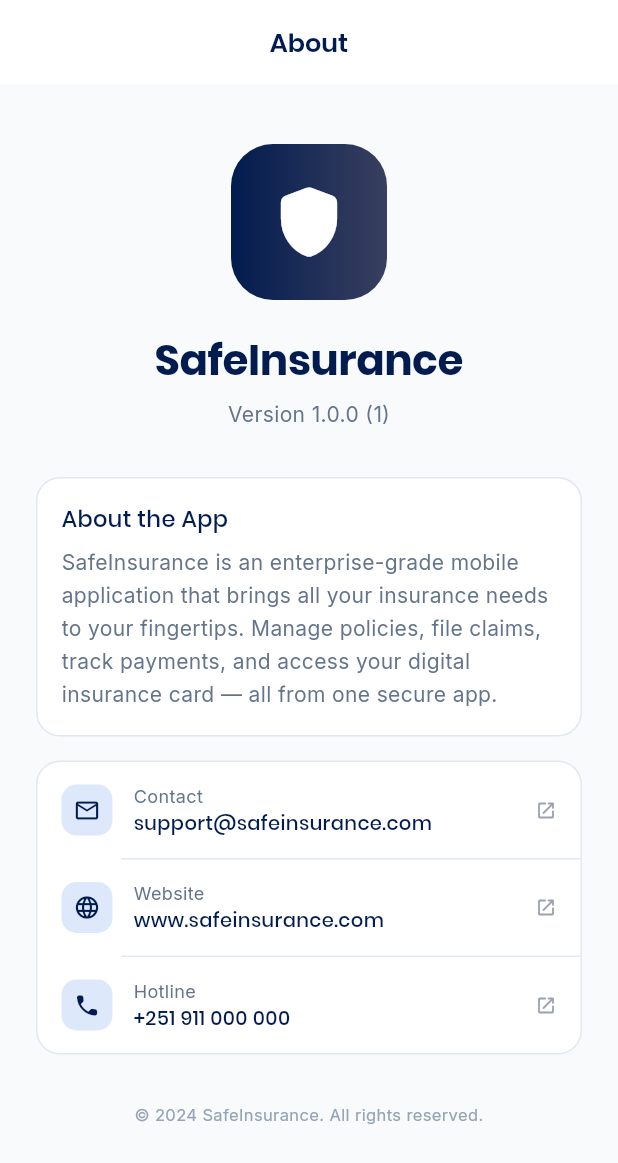
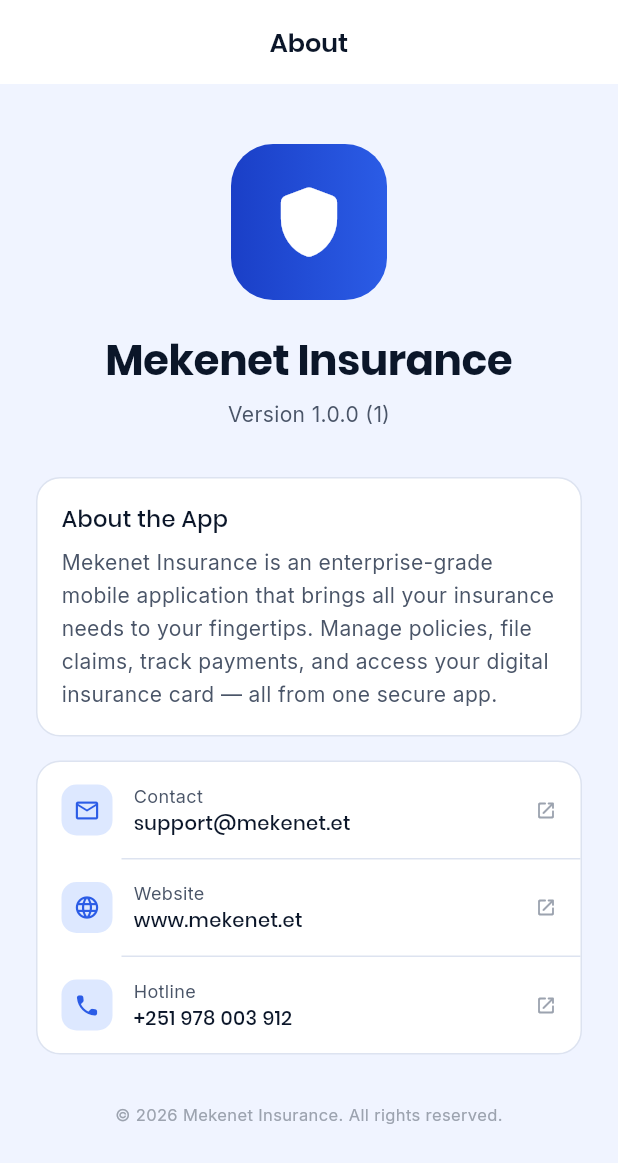
Before and after one commit to tesfish2012/mekenet-App, a Flutter app: the AboutPage screen opened by its route, on a phone screen of 412 x 824 dp. Shown: the top 1163 px of the screen. Run offline on Flutter 3.47's test engine with Material 3 defaults, Android fonts, the phone set to English and light mode, and no system bars; our stand-ins replace cached_network_image, connectivity_plus, dartz, dio, easy_localization, equatable and 18 more; accounts and stored records are empty.

Commit message:
updates in branding

```diff
--- a/lib/core/constants/app_constants.dart
+++ b/lib/core/constants/app_constants.dart
@@ -5,7 +5,7 @@ class AppConstants {
   // App Info
   static const String appName = 'Mekenet Insurance';
   static const String appVersion = '1.0.0';
-  static const String packageName = 'com.safeinsurance.mobile';
+  static const String packageName = 'com.mekenetinsurance.mobile';
   static const String logoAsset = 'assets/images/logo.jpg';
   static const String appTagline = 'Your Insurance Partner';
 
--- a/lib/core/network/token_refresh_service.dart
+++ b/lib/core/network/token_refresh_service.dart
@@ -4,7 +4,9 @@ import '../constants/app_constants.dart';
 import '../storage/secure_storage_service.dart';
 
 /// Handles access token renewal using the stored refresh token.
-/// NOTE: The SafeInsurance backend currently uses long-lived tokens.
+/// NOTE: The
+///
+/// backend currently uses long-lived tokens.
 /// This service is a placeholder that clears tokens on 401.
 /// Update this when the backend exposes a /auth/refresh endpoint.
 @lazySingleton
--- a/lib/features/authentication/data/datasources/auth_remote_datasource.dart
+++ b/lib/features/authentication/data/datasources/auth_remote_datasource.dart
@@ -132,7 +132,7 @@ class AuthRemoteDataSourceImpl implements AuthRemoteDataSource {
 
     developer.log(
       buffer.toString(),
-      name: 'SafeInsurance.Auth',
+      name: 'MekenetInsurance.Auth',
       level: 800,
     );
   }
--- a/lib/features/policies/presentation/pages/digital_card_page.dart
+++ b/lib/features/policies/presentation/pages/digital_card_page.dart
@@ -69,7 +69,7 @@ class DigitalCardPage extends ConsumerWidget {
                           children: [
                             const Icon(Icons.shield_rounded, color: Colors.white, size: 36),
                             Text(
-                              'SafeInsurance',
+                              'Mekenet Insurance',
                               style: AppTextStyles.titleMedium.copyWith(
                                 color: Colors.white.withOpacity(0.9),
                               ),
--- a/lib/main.dart
+++ b/lib/main.dart
@@ -46,14 +46,14 @@ Future<void> main() async {
       path: 'assets/translations',
       fallbackLocale: const Locale('en'),
       child: const ProviderScope(
-        child: SafeInsuranceApp(),
+        child: MekenetinsuranceApp(),
       ),
     ),
   );
 }
 
-class SafeInsuranceApp extends ConsumerWidget {
-  const SafeInsuranceApp({super.key});
+class MekenetinsuranceApp extends ConsumerWidget {
+  const MekenetinsuranceApp({super.key});
 
   @override
   Widget build(BuildContext context, WidgetRef ref) {
@@ -67,7 +67,7 @@ class SafeInsuranceApp extends ConsumerWidget {
       splitScreenMode: true,
       builder: (context, child) {
         return MaterialApp.router(
-          title: 'SafeInsurance',
+          title: 'Mekenet Insurance',
           debugShowCheckedModeBanner: false,
           theme: AppTheme.light,
           darkTheme: AppTheme.dark,
--- a/lib/shared/pages/about_page.dart
+++ b/lib/shared/pages/about_page.dart
@@ -32,7 +32,7 @@ class AboutPage extends ConsumerWidget {
             ),
             const SizedBox(height: 20),
             Text(
-              'SafeInsurance',
+              'Mekenet Insurance',
               style: AppTextStyles.displayMedium,
             ),
             const SizedBox(height: 6),
@@ -54,7 +54,7 @@ class AboutPage extends ConsumerWidget {
                   Text('About the App', style: AppTextStyles.titleMedium),
                   const SizedBox(height: 8),
                   Text(
-                    'SafeInsurance is an enterprise-grade mobile application that brings '
+                    'Mekenet Insurance is an enterprise-grade mobile application that brings '
                     'all your insurance needs to your fingertips. Manage policies, file '
                     'claims, track payments, and access your digital insurance card — '
                     'all from one secure app.',
@@ -72,29 +72,29 @@ class AboutPage extends ConsumerWidget {
                   _AboutTile(
                     icon: Icons.email_outlined,
                     label: 'Contact',
-                    value: 'support@safeinsurance.com',
-                    onTap: () => _launch('mailto:support@safeinsurance.com'),
+                    value: 'support@mekenet.et',
+                    onTap: () => _launch('mailto:support@mekenet.et'),
                   ),
                   const Divider(height: 1, indent: 56),
                   _AboutTile(
                     icon: Icons.language_rounded,
                     label: 'Website',
-                    value: 'www.safeinsurance.com',
-                    onTap: () => _launch('https://safeinsurance.com'),
+                    value: 'www.mekenet.et',
+                    onTap: () => _launch('https://mekenet.et'),
                   ),
                   const Divider(height: 1, indent: 56),
                   _AboutTile(
                     icon: Icons.phone_rounded,
                     label: 'Hotline',
-                    value: '+251 911 000 000',
-                    onTap: () => _launch('tel:+251911000000'),
+                    value: '+251 978 003 912',
+                    onTap: () => _launch('tel:+251978003912'),
                   ),
                 ],
               ),
             ),
             const SizedBox(height: 32),
             Text(
-              '© 2024 SafeInsurance. All rights reserved.',
+              '© 2026 Mekenet Insurance. All rights reserved.',
               style: AppTextStyles.caption,
               textAlign: TextAlign.center,
             ),
--- a/lib/shared/pages/privacy_policy_page.dart
+++ b/lib/shared/pages/privacy_policy_page.dart
@@ -17,7 +17,7 @@ class PrivacyPolicyPage extends StatelessWidget {
           children: [
             Text('Privacy Policy', style: AppTextStyles.headlineMedium),
             const SizedBox(height: 4),
-            Text('Last updated: January 1, 2024', style: AppTextStyles.bodySmall),
+            Text('Last updated: September 01, 2026', style: AppTextStyles.bodySmall),
             const SizedBox(height: 24),
             ..._sections.map(
               (s) => Padding(
@@ -66,7 +66,7 @@ class PrivacyPolicyPage extends StatelessWidget {
     ),
     _Section(
       'Contact Us',
-      'If you have questions about this Privacy Policy, please contact us at privacy@safeinsurance.com.',
+      'If you have questions about this Privacy Policy, please contact us at privacy@mekenet.et.',
     ),
   ];
 }
--- a/lib/shared/pages/terms_page.dart
+++ b/lib/shared/pages/terms_page.dart
@@ -17,7 +17,7 @@ class TermsPage extends StatelessWidget {
           children: [
             Text('Terms of Service', style: AppTextStyles.headlineMedium),
             const SizedBox(height: 4),
-            Text('Effective: January 1, 2024', style: AppTextStyles.bodySmall),
+            Text('Effective: September 01, 2026', style: AppTextStyles.bodySmall),
             const SizedBox(height: 24),
             ..._sections.map(
               (s) => Padding(
@@ -46,11 +46,11 @@ class TermsPage extends StatelessWidget {
   static const _sections = [
     _Section(
       'Acceptance of Terms',
-      'By using SafeInsurance, you agree to these Terms of Service. If you do not agree, please do not use the application.',
+      'By using Mekenet Insurance, you agree to these Terms of Service. If you do not agree, please do not use the application.',
     ),
     _Section(
       'Use of Service',
-      'SafeInsurance is an insurance management platform. You agree to use the service only for lawful purposes and in accordance with these terms.',
+      'Mekenet Insurance is an insurance management platform. You agree to use the service only for lawful purposes and in accordance with these terms.',
     ),
     _Section(
       'Account Responsibility',
@@ -58,15 +58,15 @@ class TermsPage extends StatelessWidget {
     ),
     _Section(
       'Insurance Policies',
-      'Insurance policies are subject to their own terms and conditions. SafeInsurance facilitates policy management but is not the insurer.',
+      'Insurance policies are subject to their own terms and conditions. Mekenet Insurance facilitates policy management but is not the insurer.',
     ),
     _Section(
       'Claims Processing',
-      'Claim submissions are reviewed by the insurance company. SafeInsurance facilitates submission but does not guarantee approval.',
+      'Claim submissions are reviewed by the insurance company. Mekenet Insurance facilitates submission but does not guarantee approval.',
     ),
     _Section(
       'Limitation of Liability',
-      'SafeInsurance is not liable for any indirect, incidental, or consequential damages arising from the use of this application.',
+      'Mekenet Insurance is not liable for any indirect, incidental, or consequential damages arising from the use of this application.',
     ),
     _Section(
       'Termination',
--- a/lib/shared/theme/app_colors.dart
+++ b/lib/shared/theme/app_colors.dart
@@ -1,34 +1,37 @@
 import 'package:flutter/material.dart';
 
-/// Brand color palette for SafeInsurance
+/// Brand color palette for Mekenet Insurance
+/// Derived from the app mockup: deep navy background, royal blue primary, gold accent
 class AppColors {
   AppColors._();
 
-  // ── Primary Brand ─────────────────────────────────────────
-  static const Color primary = Color(0xFF021C4F);       // Primary Blue
-  static const Color primaryDark = Color(0xFF081F66);   // Dark Blue
-  static const Color primaryLight = Color(0xFF393F5F);  // Secondary Blue
-  static const Color primaryContainer = Color(0xFFDEE8FB);
+  // ── Primary Brand (Royal Blue) ────────────────────────────
+  static const Color primary = Color(0xFF2B5CE6);        // Royal Blue – main CTA, active cards
+  static const Color primaryDark = Color(0xFF1A3FC7);    // Deeper blue – pressed states
+  static const Color primaryLight = Color(0xFF5B82F0);   // Lighter blue – icons on dark bg
+  static const Color primaryContainer = Color(0xFFDDE8FF); // Soft blue – chip/container bg
 
-  // ── Secondary ─────────────────────────────────────────────
-  static const Color secondary = Color(0xFF393F5F);     // Secondary Blue
-  static const Color secondaryDark = Color(0xFF081F66);
-  static const Color secondaryLight = Color(0xFF4F8FF7);
-  static const Color secondaryContainer = Color(0xFFE0EAFF);
+  // ── Secondary (Navy) ──────────────────────────────────────
+  static const Color secondary = Color(0xFF0B1629);      // Deep Navy – scaffold background
+  static const Color secondaryDark = Color(0xFF060D1A);  // Darkest Navy – bottom sheet bg
+  static const Color secondaryLight = Color(0xFF1A2D4F); // Mid Navy – surface on dark
+  static const Color secondaryContainer = Color(0xFFE8EDF8);
 
-  // ── Accent ────────────────────────────────────────────────
-  static const Color accent = Color(0xFF4F8FF7);        // Accent Blue
-  static const Color accentContainer = Color(0xFFEEF3FF);
+  // ── Gold Accent ───────────────────────────────────────────
+  static const Color accent = Color(0xFFF5A623);         // Gold – badges, highlights, icons
+  static const Color accentDark = Color(0xFFD4891A);     // Dark Gold – pressed accent
+  static const Color accentLight = Color(0xFFFDD27A);    // Light Gold – tinted backgrounds
+  static const Color accentContainer = Color(0xFFFFF3D6); // Pale Gold – chip/container bg
 
   // ── Status Colors ─────────────────────────────────────────
   static const Color success = Color(0xFF10B981);
   static const Color successLight = Color(0xFFD1FAE5);
-  static const Color warning = Color(0xFFF59E0B);
-  static const Color warningLight = Color(0xFFFEF3C7);
+  static const Color warning = Color(0xFFF5A623);        // Reuse brand gold for warnings
+  static const Color warningLight = Color(0xFFFFF3D6);
   static const Color error = Color(0xFFEF4444);
   static const Color errorLight = Color(0xFFFEE2E2);
-  static const Color info = Color(0xFF4F8FF7);
-  static const Color infoLight = Color(0xFFE0EAFF);
+  static const Color info = Color(0xFF2B5CE6);
+  static const Color infoLight = Color(0xFFDDE8FF);
 
   // ── Neutrals ─────────────────────────────────────────────
   static const Color grey50 = Color(0xFFF9FAFB);
@@ -43,52 +46,61 @@ class AppColors {
   static const Color grey900 = Color(0xFF111827);
 
   // ── Light Theme ───────────────────────────────────────────
-  static const Color lightBackground = Color(0xFFF8FAFC); // Background
-  static const Color lightSurface = Color(0xFFFFFFFF);    // White
+  static const Color lightBackground = Color(0xFFF0F4FF);  // Soft blue-white
+  static const Color lightSurface = Color(0xFFFFFFFF);     // Pure white cards
   static const Color lightCard = Color(0xFFFFFFFF);
-  static const Color lightBorder = Color(0xFFE2E8F0);
-  static const Color lightTextPrimary = Color(0xFF021C4F);
-  static const Color lightTextSecondary = Color(0xFF64748B);
-  static const Color lightTextHint = Color(0xFF94A3B8);
+  static const Color lightBorder = Color(0xFFDDE3F0);
+  static const Color lightTextPrimary = Color(0xFF0B1629);  // Navy text
+  static const Color lightTextSecondary = Color(0xFF4A5568);
+  static const Color lightTextHint = Color(0xFF9CA3AF);
 
-  // ── Dark Theme ────────────────────────────────────────────
-  static const Color darkBackground = Color(0xFF081F66);  // Dark Blue
-  static const Color darkSurface = Color(0xFF021C4F);     // Primary Blue
-  static const Color darkCard = Color(0xFF0F3699);
-  static const Color darkBorder = Color(0xFF393F5F);
+  // ── Dark Theme (matches navy mockup bg) ───────────────────
+  static const Color darkBackground = Color(0xFF0B1629);   // Deep Navy
+  static const Color darkSurface = Color(0xFF1A2D4F);      // Mid Navy surface
+  static const Color darkCard = Color(0xFF1E3461);          // Card on dark bg
+  static const Color darkBorder = Color(0xFF2A3F6F);
   static const Color darkTextPrimary = Color(0xFFFFFFFF);
-  static const Color darkTextSecondary = Color(0xFFB0C4F5);
-  static const Color darkTextHint = Color(0xFF7A9DE0);
+  static const Color darkTextSecondary = Color(0xFFB0C1E0);
+  static const Color darkTextHint = Color(0xFF6B82A8);
 
   // ── Policy Status ─────────────────────────────────────────
   static const Color statusActive = Color(0xFF10B981);
-  static const Color statusPending = Color(0xFFF59E0B);
+  static const Color statusPending = Color(0xFFF5A623);
   static const Color statusExpired = Color(0xFFEF4444);
   static const Color statusCancelled = Color(0xFF6B7280);
-  static const Color statusNew = Color(0xFF4F8FF7);
-  static const Color statusReview = Color(0xFF393F5F);
+  static const Color statusNew = Color(0xFF2B5CE6);
+  static const Color statusReview = Color(0xFFF5A623);
 
   // ── Claim Status ──────────────────────────────────────────
-  static const Color claimSubmitted = Color(0xFF4F8FF7);
-  static const Color claimUnderReview = Color(0xFFF59E0B);
+  static const Color claimSubmitted = Color(0xFF2B5CE6);
+  static const Color claimUnderReview = Color(0xFFF5A623);
   static const Color claimApproved = Color(0xFF10B981);
   static const Color claimRejected = Color(0xFFEF4444);
   static const Color claimPaid = Color(0xFF059669);
 
   // ── Gradients ─────────────────────────────────────────────
+  /// Royal blue gradient – primary cards, hero sections
   static const List<Color> primaryGradient = [
-    Color(0xFF021C4F),
-    Color(0xFF393F5F),
+    Color(0xFF1A3FC7),
+    Color(0xFF2B5CE6),
   ];
 
+  /// Deep navy gradient – scaffold header, dark backgrounds
   static const List<Color> darkGradient = [
-    Color(0xFF081F66),
-    Color(0xFF021C4F),
+    Color(0xFF060D1A),
+    Color(0xFF0B1629),
   ];
 
+  /// Blue card gradient – policy/insurance card widget
   static const List<Color> cardGradient = [
-    Color(0xFF021C4F),
-    Color(0xFF4F8FF7),
+    Color(0xFF2B5CE6),
+    Color(0xFF5B82F0),
+  ];
+
+  /// Gold accent gradient – badges, highlights
+  static const List<Color> accentGradient = [
+    Color(0xFFD4891A),
+    Color(0xFFF5A623),
   ];
 
   static const List<Color> successGradient = [
--- a/lib/shared/theme/app_theme.dart
+++ b/lib/shared/theme/app_theme.dart
@@ -3,7 +3,7 @@ import 'package:flutter/services.dart';
 import 'app_colors.dart';
 import 'app_text_styles.dart';
 
-/// Material 3 light & dark themes for SafeInsurance
+/// Material 3 light & dark themes for Mekenet Insurance
 class AppTheme {
   AppTheme._();
 
@@ -15,11 +15,15 @@ class AppTheme {
           onPrimary: Colors.white,
           primaryContainer: AppColors.primaryContainer,
           onPrimaryContainer: AppColors.primaryDark,
-          secondary: AppColors.secondary,
+          secondary: AppColors.accent,             // Gold as secondary
           onSecondary: Colors.white,
-          secondaryContainer: AppColors.secondaryContainer,
+          secondaryContainer: AppColors.accentContainer,
+          onSecondaryContainer: AppColors.accentDark,
+          tertiary: AppColors.secondary,           // Navy as tertiary
+          onTertiary: Colors.white,
           surface: AppColors.lightSurface,
           onSurface: AppColors.lightTextPrimary,
+          surfaceVariant: AppColors.lightBackground,
           background: AppColors.lightBackground,
           onBackground: AppColors.lightTextPrimary,
           error: AppColors.error,
@@ -209,13 +213,17 @@ class AppTheme {
         colorScheme: const ColorScheme.dark(
           primary: AppColors.primaryLight,
           onPrimary: Colors.white,
-          primaryContainer: Color(0xFF1A3A6B),
+          primaryContainer: Color(0xFF1E3A8A),
           onPrimaryContainer: AppColors.primaryLight,
-          secondary: AppColors.secondary,
-          onSecondary: Colors.white,
-          secondaryContainer: Color(0xFF0C3A52),
+          secondary: AppColors.accent,             // Gold as secondary
+          onSecondary: AppColors.secondary,
+          secondaryContainer: Color(0xFF3D2A00),
+          onSecondaryContainer: AppColors.accentLight,
+          tertiary: AppColors.primaryLight,
+          onTertiary: Colors.white,
           surface: AppColors.darkSurface,
           onSurface: AppColors.darkTextPrimary,
+          surfaceVariant: AppColors.darkCard,
           background: AppColors.darkBackground,
           onBackground: AppColors.darkTextPrimary,
           error: AppColors.error,
--- a/pubspec.yaml
+++ b/pubspec.yaml
@@ -1,5 +1,5 @@
-name: safeinsurance_mobile
-description: SafeInsurance - Enterprise Insurance Mobile Application
+name: mekenetinsurance_mobile
+description: mekenetinsurance - Enterprise Insurance Mobile Application
 publish_to: 'none'
 version: 1.0.0+1
 
```
Also changed, not shown: 19 other files.
